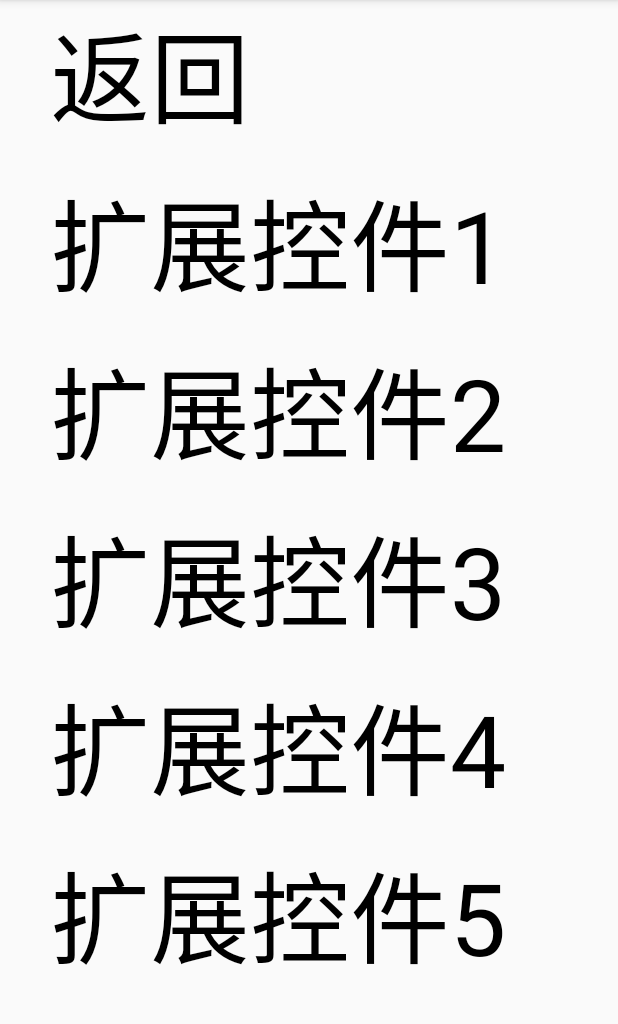
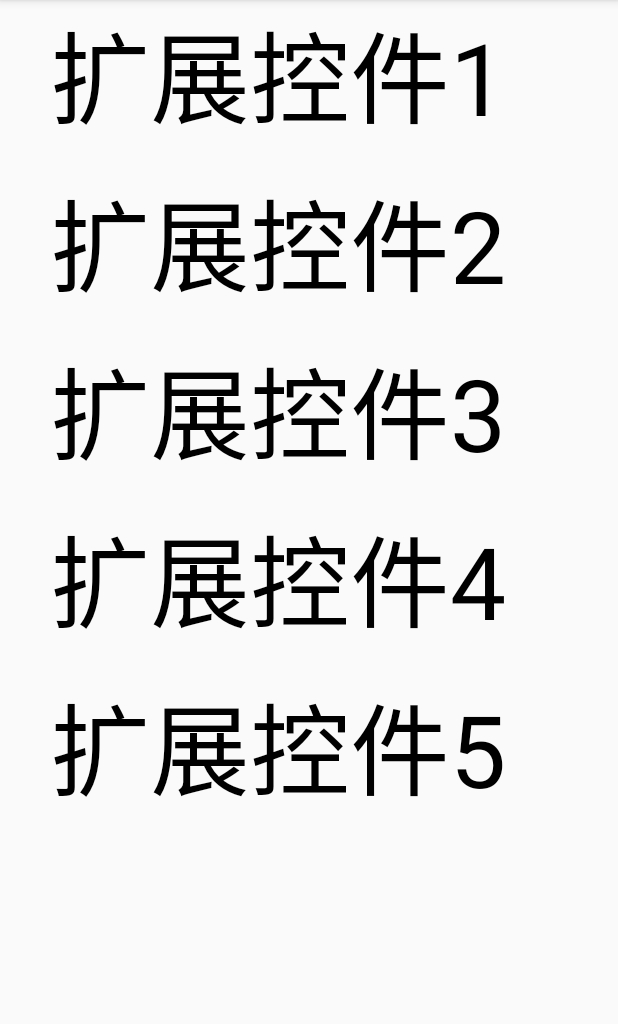
Before and after one commit to lxis/frankui, an Android app: the screen it shows after launch (IndexActivity), after a tap on "扩展控件", on a phone screen of 412 x 824 dp, the part 84-1108 px from its top. Run offline under Robolectric (Android 15) with nearby library versions, the phone set to English and light mode, and no system bars.

Commit message:
优化代码

```diff
--- a/frankui/app/src/main/java/com/frankui/frankui/index/IndexActivity.java
+++ b/frankui/app/src/main/java/com/frankui/frankui/index/IndexActivity.java
@@ -17,36 +17,40 @@ public class IndexActivity extends AppCompatActivity {
     private IndexAdapter mAdapter = new IndexAdapter(this, new IListListener() {
         @Override
         public void click(IndexData data) {
+            Class<?> clz = data.getClz();
+            if (clz != null) {
+                Intent intent = new Intent(IndexActivity.this, clz);
+                startActivity(intent);
+                return;
+            }
             List<IndexData> list = mModel.getList(data);
             if (list != null) {
                 mAdapter.setDataList(list);
                 mAdapter.notifyDataSetChanged();
-            } else {
-                Class<?> clz = mModel.getClz(data);
-                if (clz != null) {
-                    Intent intent = new Intent(IndexActivity.this, clz);
-                    startActivity(intent);
-                } else {
-                    Toast.makeText(IndexActivity.this, "没有对应页面", Toast.LENGTH_LONG).show();
-                }
+                return;
             }
+            Toast.makeText(IndexActivity.this, "没有对应页面", Toast.LENGTH_LONG).show();
 
         }
     });
 
     @Override
     protected void onCreate(Bundle savedInstanceState) {
-//        try {
         super.onCreate(savedInstanceState);
         setContentView(R.layout.index_activity);
-//
         ListView listView = findViewById(R.id.list);
+        listView.setAdapter(mAdapter);
+        refreshIndex();
+    }
+
+    private void refreshIndex() {
         List<IndexData> data = mModel.getList(null);
         mAdapter.setDataList(data);
-        listView.setAdapter(mAdapter);
         mAdapter.notifyDataSetChanged();
-//        } catch (Throwable e) {
-//            e.printStackTrace();
-//        }
+    }
+
+    @Override
+    public void onBackPressed() {
+        refreshIndex();
     }
 }
--- a/frankui/app/src/main/java/com/frankui/frankui/index/IndexData.java
+++ b/frankui/app/src/main/java/com/frankui/frankui/index/IndexData.java
@@ -2,9 +2,15 @@ package com.frankui.frankui.index;
 
 public class IndexData {
     private String mText;
+    private Class<?> mClz;
 
     public IndexData(String text) {
         mText = text;
+    }
+
+    public IndexData(String text, Class<?> clz) {
+        mText = text;
+        mClz = clz;
     }
 
     public String getText() {
@@ -14,4 +20,12 @@ public class IndexData {
     public void setText(String text) {
         mText = text;
     }
+
+    public Class<?> getClz() {
+        return mClz;
+    }
+
+    public void setClz(Class<?> clz) {
+        mClz = clz;
+    }
 }
--- a/frankui/app/src/main/java/com/frankui/frankui/index/IndexModel.java
+++ b/frankui/app/src/main/java/com/frankui/frankui/index/IndexModel.java
@@ -12,8 +12,6 @@ public class IndexModel {
     private List<IndexData> mIndex;
     private HashMap<String, List<IndexData>> mMap = new HashMap<>();
 
-    private HashMap<String, Class<?>> mClassMap = new HashMap<>();
-
     public IndexModel() {
         init();
     }
@@ -26,29 +24,25 @@ public class IndexModel {
         mIndex.add(new IndexData("手势冲突"));
 
         List<IndexData> extend = new ArrayList<>();
-        extend.add(new IndexData("返回"));
         extend.add(new IndexData("扩展控件1"));
         extend.add(new IndexData("扩展控件2"));
         extend.add(new IndexData("扩展控件3"));
         extend.add(new IndexData("扩展控件4"));
         extend.add(new IndexData("扩展控件5"));
         List<IndexData> layout = new ArrayList<>();
-        layout.add(new IndexData("返回"));
         layout.add(new IndexData("布局1"));
         layout.add(new IndexData("布局件2"));
         layout.add(new IndexData("布局3"));
         layout.add(new IndexData("布局4"));
         layout.add(new IndexData("布局5"));
         List<IndexData> animation = new ArrayList<>();
-        animation.add(new IndexData("返回"));
         animation.add(new IndexData("动画1"));
         animation.add(new IndexData("动画2"));
         animation.add(new IndexData("动画3"));
         animation.add(new IndexData("动画4"));
         animation.add(new IndexData("动画5"));
         List<IndexData> gesture = new ArrayList<>();
-        gesture.add(new IndexData("返回"));
-        gesture.add(new IndexData("手势冲突1"));
+        gesture.add(new IndexData("手势冲突1", Gesture1Activity.class));
         gesture.add(new IndexData("手势冲突2"));
         gesture.add(new IndexData("手势冲突3"));
         gesture.add(new IndexData("手势冲突4"));
@@ -58,8 +52,6 @@ public class IndexModel {
         mMap.put("布局", layout);
         mMap.put("动画", animation);
         mMap.put("手势冲突", gesture);
-
-        mClassMap.put("手势冲突1", Gesture1Activity.class);
     }
 
     public List<IndexData> getList(IndexData data) {
@@ -72,9 +64,4 @@ public class IndexModel {
             return mMap.get(data.getText());
         }
     }
-
-    public Class<?> getClz(IndexData data) {
-        return mClassMap.get(data.getText());
-    }
-
 }
```
